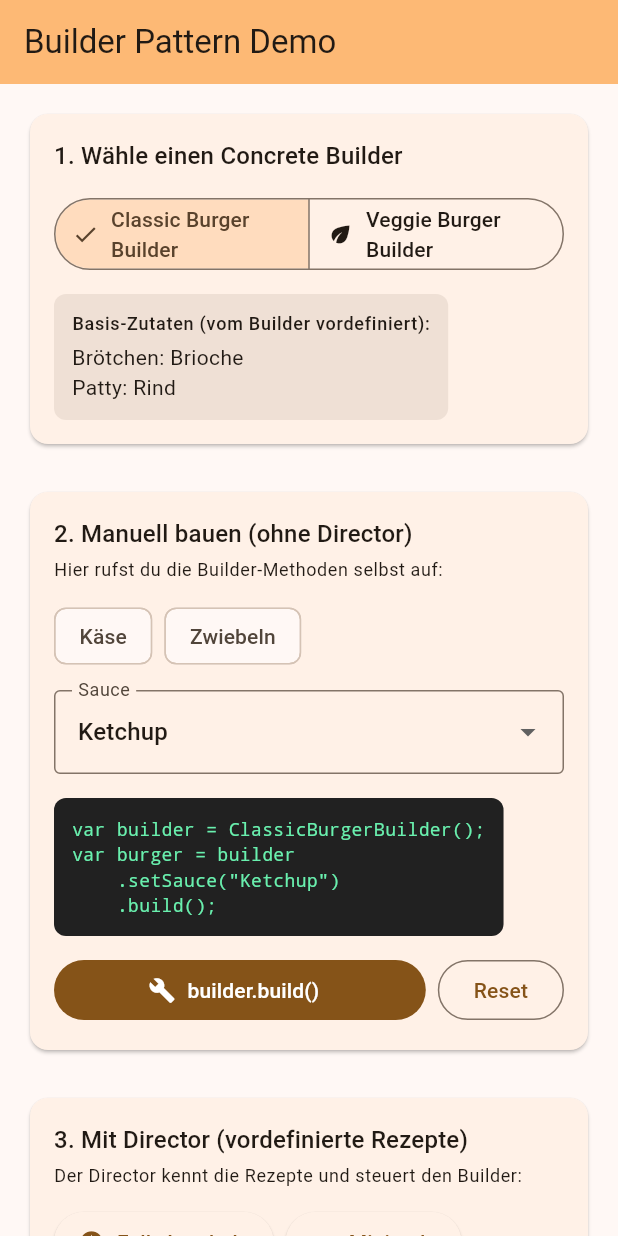
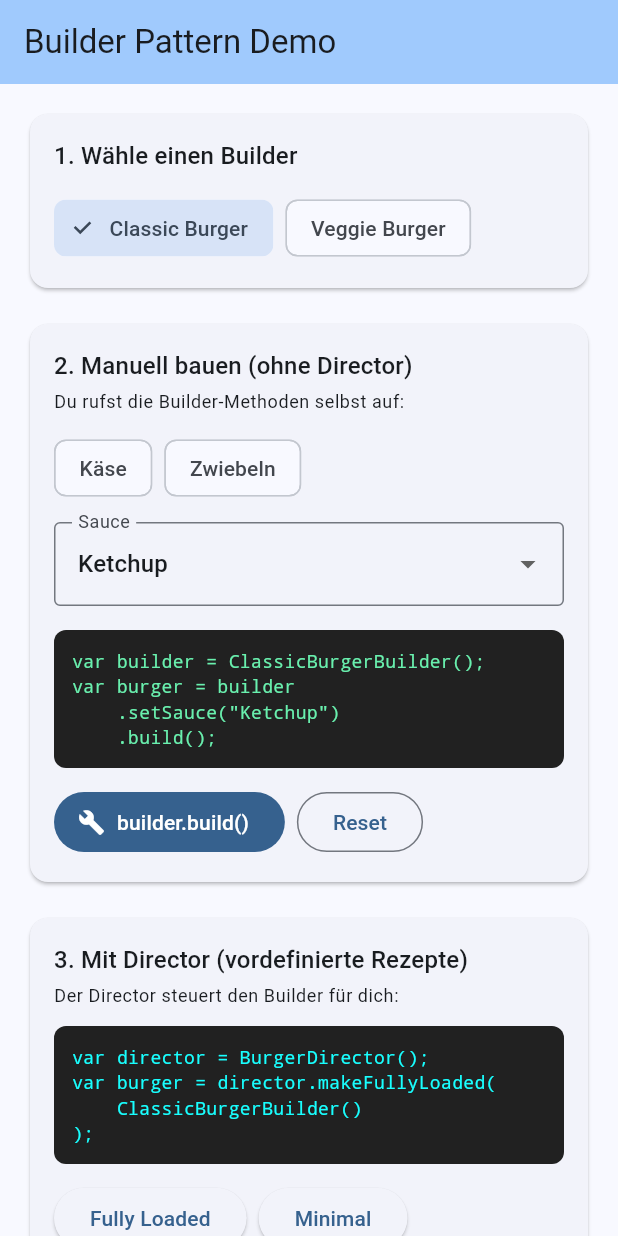
Before and after one commit to Bachelor-MMB7/builder-pattern-demo, a Flutter app: the screen it shows after launch, on a phone screen of 412 x 824 dp. Run offline on Flutter 3.47's test engine with Material 3 defaults, Android fonts, the light colour scheme and no system bars.

Commit message:
Enhance Burger Builder UI: implement manual burger creation, update builder selection, and improve code preview functionality

```diff
--- a/lib/main.dart
+++ b/lib/main.dart
@@ -6,10 +6,12 @@ void main() {
 }
 
 // Stateless because no reloading of the page is needed, no changes of UI or button text
-// Button-Text ändert sich von "Bestellen" → "Bestellt ✓"
 class BuilderPatternDemoApp extends StatelessWidget {
+
+  // fragen
   const BuilderPatternDemoApp({super.key});
 
+  // Erstellung UI-Objekt
   @override
   Widget build(BuildContext context) {
     return MaterialApp(
@@ -17,7 +19,7 @@ class BuilderPatternDemoApp extends StatelessWidget {
       debugShowCheckedModeBanner: false,
       theme: ThemeData(
         colorScheme: ColorScheme.fromSeed(
-          seedColor: Colors.orange,
+          seedColor: Colors.blue,
           brightness: Brightness.light,
         ),
         useMaterial3: true,
@@ -27,6 +29,7 @@ class BuilderPatternDemoApp extends StatelessWidget {
   }
 }
 
+// Start screen erbt State von StatefulWidget, um State zu erstellen
 class BurgerBuilderPage extends StatefulWidget {
   const BurgerBuilderPage({super.key});
 
@@ -35,77 +38,48 @@ class BurgerBuilderPage extends StatefulWidget {
 }
 
 class _BurgerBuilderPageState extends State<BurgerBuilderPage> {
-  final List<BurgerBuilder> _builders = [
-    ClassicBurgerBuilder(),
-    VeggieBurgerBuilder(),
-  ];
-
-  final BurgerDirector _director = BurgerDirector();
-
-  int _selectedBuilderIndex = 0;
-
-  BurgerBuilder get _currentBuilder => _builders[_selectedBuilderIndex];
-
+  // State-Variablen
+  bool _isVeggie = false;
   bool _cheese = false;
   bool _onions = false;
   String _sauce = 'Ketchup';
+  final List<Burger> _createdBurgers = [];
+  final BurgerDirector _director = BurgerDirector();
 
-  final List<Burger> _createdBurgers = [];
-
-  final List<String> _sauces = ['Ketchup', 'Mayo', 'BBQ'];
-
-  void _resetToppings() {
-    setState(() {
-      _cheese = false;
-      _onions = false;
-      _sauce = 'Ketchup';
-    });
-  }
-
+  // Manuell Burger bauen (ohne Director)
   Burger _buildBurgerManually() {
-    final builder = _selectedBuilderIndex == 0
-        ? ClassicBurgerBuilder()
-        : VeggieBurgerBuilder();
-
+    final builder = _isVeggie ? VeggieBurgerBuilder() : ClassicBurgerBuilder();
     builder.reset();
     if (_cheese) builder.setCheese();
     if (_onions) builder.setOnions();
     builder.setSauce(_sauce);
-
     return builder.build();
   }
 
+  // Code Preview für manuelles Bauen
+  String _getCodePreview() {
+    final builderName = _isVeggie ? 'VeggieBurgerBuilder' : 'ClassicBurgerBuilder';
+    final methods = <String>[];
+    if (_cheese) methods.add('.setCheese()');
+    if (_onions) methods.add('.setOnions()');
+    methods.add('.setSauce("$_sauce")');
+
+    return 'var builder = $builderName();\n'
+           'var burger = builder\n'
+           '    ${methods.join('\n    ')}\n'
+           '    .build();';
+  }
+
+  // UI needs to be updated, therefore setState
   void _addBurger(Burger burger) {
     setState(() {
-      _createdBurgers.add(burger);
+      _createdBurgers.add(burger); // fügt den erstellten Burger der Liste hinzu
     });
   }
 
-  void _useDirectorRecipe(String recipeName) {
-    final builder = _selectedBuilderIndex == 0
-        ? ClassicBurgerBuilder()
-        : VeggieBurgerBuilder();
-
-    Burger burger;
-    switch (recipeName) {
-      case 'fullyLoaded':
-        burger = _director.makeFullyLoaded(builder);
-        break;
-      case 'minimal':
-        burger = _director.makeMinimal(builder);
-        break;
-      case 'classic':
-        burger = _director.makeClassicCombo(builder);
-        break;
-      default:
-        return;
-    }
-
-    _addBurger(burger);
-    _showSnackBar('Director hat "$recipeName" Burger erstellt!');
-  }
-
   void _showSnackBar(String message) {
+    // Start from here -> .of(context) searches upwards the tree for the
+    // ScaffoldMessenger in Scaffold and tells it to show the SnackBar
     ScaffoldMessenger.of(context).showSnackBar(
       SnackBar(
         content: Text(message),
@@ -127,78 +101,52 @@ class _BurgerBuilderPageState extends State<BurgerBuilderPage> {
         child: Column(
           crossAxisAlignment: CrossAxisAlignment.stretch,
           children: [
-            _buildBuilderSelector(),
-            const SizedBox(height: 24),
-            _buildManualBuilderSection(),
-            const SizedBox(height: 24),
-            _buildDirectorSection(),
-            const SizedBox(height: 24),
-            _buildCreatedBurgersSection(),
-          ],
-        ),
-      ),
-    );
-  }
-
-  Widget _buildBuilderSelector() {
-    return Card(
+            // === 1. Builder Auswahl ===
+            Card(
               child: Padding(
                 padding: const EdgeInsets.all(16),
                 child: Column(
                   crossAxisAlignment: CrossAxisAlignment.start,
                   children: [
                     Text(
-              '1. Wähle einen Concrete Builder',
+                      '1. Wähle einen Builder',
                       style: Theme.of(context).textTheme.titleMedium,
                     ),
                     const SizedBox(height: 12),
-            SegmentedButton<int>(
-              segments: _builders.asMap().entries.map((entry) {
-                final builder = entry.value;
-                return ButtonSegment(
-                  value: entry.key,
-                  label: Text(builder.builderName),
-                  icon: Icon(
-                    entry.key == 0 ? Icons.restaurant : Icons.eco,
+                    Row(
+                      children: [
+                        ChoiceChip(
+                          label: const Text('Classic Burger'),
+                          selected: !_isVeggie,
+                          onSelected: (_) => setState(() {
+                            _isVeggie = false;
+                            _cheese = false;
+                            _onions = false;
+                            _sauce = 'Ketchup';
+                          }),
                         ),
-                );
-              }).toList(),
-              selected: {_selectedBuilderIndex},
-              onSelectionChanged: (selection) {
-                setState(() {
-                  _selectedBuilderIndex = selection.first;
-                  _resetToppings();
-                });
-              },
+                        const SizedBox(width: 8),
+                        ChoiceChip(
+                          label: const Text('Veggie Burger'),
+                          selected: _isVeggie,
+                          onSelected: (_) => setState(() {
+                            _isVeggie = true;
+                            _cheese = false;
+                            _onions = false;
+                            _sauce = 'Ketchup';
+                          }),
                         ),
-            const SizedBox(height: 12),
-            Container(
-              padding: const EdgeInsets.all(12),
-              decoration: BoxDecoration(
-                color: Theme.of(context).colorScheme.surfaceContainerHighest,
-                borderRadius: BorderRadius.circular(8),
-              ),
-              child: Column(
-                crossAxisAlignment: CrossAxisAlignment.start,
-                children: [
-                  Text(
-                    'Basis-Zutaten (vom Builder vordefiniert):',
-                    style: Theme.of(context).textTheme.labelMedium,
-                  ),
-                  const SizedBox(height: 4),
-                  Text('Brötchen: ${_currentBuilder.bunType}'),
-                  Text('Patty: ${_currentBuilder.pattyType}'),
                       ],
-              ),
                     ),
                   ],
                 ),
               ),
-    );
-  }
+            ),
 
-  Widget _buildManualBuilderSection() {
-    return Card(
+            const SizedBox(height: 16),
+
+            // === 2. Manuell bauen (ohne Director) ===
+            Card(
               child: Padding(
                 padding: const EdgeInsets.all(16),
                 child: Column(
@@ -210,51 +158,55 @@ class _BurgerBuilderPageState extends State<BurgerBuilderPage> {
                     ),
                     const SizedBox(height: 4),
                     Text(
-              'Hier rufst du die Builder-Methoden selbst auf:',
+                      'Du rufst die Builder-Methoden selbst auf:',
                       style: Theme.of(context).textTheme.bodySmall,
                     ),
                     const SizedBox(height: 12),
+                    // Toppings
                     Wrap(
                       spacing: 8,
-              runSpacing: 8,
                       children: [
                         FilterChip(
                           label: const Text('Käse'),
-                  selected: _cheese,
-                  onSelected: (value) => setState(() => _cheese = value),
+                          selected: _cheese, // sagt aktuellen Status (true/false), Flutter merkt der Chip wurde angeklickt und führt onSelected aus
+                          onSelected: (val) => setState(() => _cheese = val), // val wird von Flutter berechnet und übergibt das Gegenteil (true/false), setState ruft sofort danach build() neu auf
                         ),
                         FilterChip(
                           label: const Text('Zwiebeln'),
                           selected: _onions,
-                  onSelected: (value) => setState(() => _onions = value),
+                          onSelected: (val) => setState(() => _onions = val),
                         ),
                       ],
                     ),
                     const SizedBox(height: 12),
+                    // Sauce Dropdown
                     DropdownButtonFormField<String>(
                       value: _sauce,
                       decoration: const InputDecoration(
                         labelText: 'Sauce',
                         border: OutlineInputBorder(),
                       ),
-              items: _sauces.map((sauce) {
-                return DropdownMenuItem(value: sauce, child: Text(sauce));
-              }).toList(),
+                      items: ['Ketchup', 'Mayo', 'BBQ'].map((sauce) {
+                        return DropdownMenuItem(value: sauce, child: Text(sauce)); // map() startet eine Schleife und erstellt für jede Sauce ein DropdownMenuItem
+                      }).toList(), // toList() wandelt das Ergebnis von map() in eine Liste um
+
+                      // value = die Sauce die der User ausgewählt hat (Flutter erkennt/ermittelt den Klick und gibt den Wert des angeklickten Items zurück)
+                      // Wenn nicht null, speichere den ausgewählten Wert in _sauce.
                       onChanged: (value) {
-                if (value != null) {
-                  setState(() => _sauce = value);
-                }
+                        if (value != null) setState(() => _sauce = value);
                       },
                     ),
                     const SizedBox(height: 16),
+                    // Code Preview
                     Container(
+                      width: double.infinity,
                       padding: const EdgeInsets.all(12),
                       decoration: BoxDecoration(
                         color: Colors.grey[900],
                         borderRadius: BorderRadius.circular(8),
                       ),
                       child: Text(
-                _buildCodePreview(),
+                        _getCodePreview(),
                         style: const TextStyle(
                           fontFamily: 'monospace',
                           fontSize: 12,
@@ -262,23 +214,28 @@ class _BurgerBuilderPageState extends State<BurgerBuilderPage> {
                         ),
                       ),
                     ),
+                    // builder.build() Button
                     const SizedBox(height: 12),
                     Row(
                       children: [
-                Expanded(
-                  child: FilledButton.icon(
+                        FilledButton.icon( // Button für die builder.build() Methode
                           onPressed: () {
-                      final burger = _buildBurgerManually();
-                      _addBurger(burger);
+                            final burger = _buildBurgerManually(); // baut den Burger manuell
+                            _addBurger(burger);                       // fügt den erstellten Burger der Liste hinzu
                             _showSnackBar('Burger manuell erstellt!');
                           },
                           icon: const Icon(Icons.build),
                           label: const Text('builder.build()'),
                         ),
-                ),
                         const SizedBox(width: 8),
                         OutlinedButton(
-                  onPressed: _resetToppings,
+                          onPressed: () {
+                            setState(() {
+                              _cheese = false;
+                              _onions = false;
+                              _sauce = 'Ketchup';
+                            });
+                          },
                           child: const Text('Reset'),
                         ),
                       ],
@@ -286,27 +243,12 @@ class _BurgerBuilderPageState extends State<BurgerBuilderPage> {
                   ],
                 ),
               ),
-    );
-  }
+            ),
 
-  String _buildCodePreview() {
-    final builderName = _selectedBuilderIndex == 0
-        ? 'ClassicBurgerBuilder'
-        : 'VeggieBurgerBuilder';
+            const SizedBox(height: 16),
 
-    final methods = <String>[];
-    if (_cheese) methods.add('.setCheese()');
-    if (_onions) methods.add('.setOnions()');
-    methods.add('.setSauce("$_sauce")');
-
-    return 'var builder = $builderName();\n'
-        'var burger = builder\n'
-        '    ${methods.join('\n    ')}\n'
-        '    .build();';
-  }
-
-  Widget _buildDirectorSection() {
-    return Card(
+            // === 3. Mit Director ===
+            Card(
               child: Padding(
                 padding: const EdgeInsets.all(16),
                 child: Column(
@@ -318,21 +260,13 @@ class _BurgerBuilderPageState extends State<BurgerBuilderPage> {
                     ),
                     const SizedBox(height: 4),
                     Text(
-              'Der Director kennt die Rezepte und steuert den Builder:',
+                      'Der Director steuert den Builder für dich:',
                       style: Theme.of(context).textTheme.bodySmall,
                     ),
                     const SizedBox(height: 12),
-            Wrap(
-              spacing: 8,
-              runSpacing: 8,
-              children: [
-                _buildDirectorButton('Fully Loaded', 'fullyLoaded', Icons.stars),
-                _buildDirectorButton('Minimal', 'minimal', Icons.minimize),
-                _buildDirectorButton('Classic Combo', 'classic', Icons.thumb_up),
-              ],
-            ),
-            const SizedBox(height: 12),
+                    // Code Preview
                     Container(
+                      width: double.infinity,
                       padding: const EdgeInsets.all(12),
                       decoration: BoxDecoration(
                         color: Colors.grey[900],
@@ -350,22 +284,43 @@ class _BurgerBuilderPageState extends State<BurgerBuilderPage> {
                         ),
                       ),
                     ),
+                    const SizedBox(height: 12),
+                    Wrap(
+                      spacing: 8,
+                      children: [
+                        ElevatedButton(
+                          onPressed: () {
+                            final builder = _isVeggie
+                                ? VeggieBurgerBuilder()
+                                : ClassicBurgerBuilder();
+                            final burger = _director.makeFullyLoaded(builder);
+                            _addBurger(burger);
+                            _showSnackBar('Director: Fully Loaded!');
+                          },
+                          child: const Text('Fully Loaded'),
+                        ),
+                        ElevatedButton(
+                          onPressed: () {
+                            final builder = _isVeggie
+                                ? VeggieBurgerBuilder()
+                                : ClassicBurgerBuilder();
+                            final burger = _director.makeMinimal(builder);
+                            _addBurger(burger);
+                            _showSnackBar('Director: Minimal!');
+                          },
+                          child: const Text('Minimal'),
+                        ),
+                      ],
+                    ),
                   ],
                 ),
               ),
-    );
-  }
+            ),
 
-  Widget _buildDirectorButton(String label, String recipe, IconData icon) {
-    return ElevatedButton.icon(
-      onPressed: () => _useDirectorRecipe(recipe),
-      icon: Icon(icon, size: 18),
-      label: Text(label),
-    );
-  }
+            const SizedBox(height: 16),
 
-  Widget _buildCreatedBurgersSection() {
-    return Card(
+            // === 4. Erstellte Burger ===
+            Card(
               child: Padding(
                 padding: const EdgeInsets.all(16),
                 child: Column(
@@ -375,61 +330,50 @@ class _BurgerBuilderPageState extends State<BurgerBuilderPage> {
                       mainAxisAlignment: MainAxisAlignment.spaceBetween,
                       children: [
                         Text(
-                  'Erstellte Burger (${_createdBurgers.length})',
+                          'Erstellte Burger (${_createdBurgers.length})', // Anzahl der erstellten Burger
                           style: Theme.of(context).textTheme.titleMedium,
-                ),
-                if (_createdBurgers.isNotEmpty)
-                  TextButton(
-                    onPressed: () {
-                      setState(() => _createdBurgers.clear());
-                    },
-                    child: const Text('Alle löschen'),
                         ),
                       ],
                     ),
-            const SizedBox(height: 12),
+                    const SizedBox(height: 8),
                     if (_createdBurgers.isEmpty)
-              Container(
-                padding: const EdgeInsets.all(24),
-                alignment: Alignment.center,
-                child: Text(
-                  'Noch keine Burger erstellt.\n'
-                  'Nutze den Builder oder Director!',
-                  textAlign: TextAlign.center,
-                  style: Theme.of(context).textTheme.bodyMedium?.copyWith(
-                        color: Theme.of(context).colorScheme.outline,
+                      Text(
+                        'Noch keine Burger erstellt.',
+                        style: TextStyle(color: Theme.of(context).colorScheme.outline),
+                      )
+                    /// List.generate geht automatisch durch alle Burger in der Liste und generiert für jeden erstellten Burger ein ListTile
+                    // List.generate(3, (index) { ... })
+                      //                 ↓
+                      // Durchgang 1: index = 0 → _createdBurgers[0] → Baue ListTile für Burger an Position 0
+                      // Durchgang 2: index = 1 → _createdBurgers[1] → Baue ListTile für Burger an Position 1
+                      // Durchgang 3: index = 2 → _createdBurgers[2] → Baue ListTile für Burger an Position 2
+                      // ... (spread operator) packt alle generierten ListTiles hier aus
+                    else
+                      ...List.generate(_createdBurgers.length, (index) { // .. sorgt dafür dass die Liste der ListTile-Widgets ([Widget, Widget, Widget],  // ← Flutter sagt eine Liste mit ListTiles ist kein Widget! -> Fehler) hier "ausgepackt" wird. Flutter's Regel ist einfach: children = nur Widgets, keine Listen. So wurde es designed.
+                        // List.generate baut jedes einzelne ListTile komplett fertig → ... packt sie aus der Liste aus damit die ListTile Widgets nicht mehr in einer Liste verpackt sind → children zeigt sie an.
+                        // die ListTiles wurden dann schon alle gebaut und müssen nur noch ausgepackt werden durch ... weil sie noch in einer Liste sind und Flutter nur Widgets in children akzeptiert
+                        // nun sind sie in children als einzelne Widgets vorhanden und children zeigt sie an
+
+
+                        final burger = _createdBurgers[index]; // Hole den Burger an der aktuellen Position → _createdBurgers[0]
+                        return ListTile(
+                          contentPadding: EdgeInsets.zero,
+                          leading: CircleAvatar(
+                            backgroundColor: Theme.of(context).colorScheme.primaryContainer,
+                            child: Text('${index + 1}'), // Nummerierung der Burger
                           ),
-                ),
-              )
-            else
-              ListView.separated(
-                shrinkWrap: true,
-                physics: const NeverScrollableScrollPhysics(),
-                itemCount: _createdBurgers.length,
-                separatorBuilder: (_, __) => const Divider(),
-                itemBuilder: (context, index) {
-                  final burger = _createdBurgers[index];
-                  return ListTile(
-                    leading: CircleAvatar(
-                      backgroundColor:
-                          Theme.of(context).colorScheme.primaryContainer,
-                      child: Text('${index + 1}'),
-                    ),
-                    title: Text(
-                      '${burger.bun}-${burger.patty} Burger',
-                      style: const TextStyle(fontWeight: FontWeight.bold),
-                    ),
-                    subtitle: Text(burger.getDescription()),
+                          title: Text(burger.getDescription()), // Zeige die Beschreibung des Burgers an
                           trailing: IconButton(
                             icon: const Icon(Icons.delete_outline),
                             onPressed: () {
-                        setState(() {
-                          _createdBurgers.removeAt(index);
-                        });
+                              setState(() => _createdBurgers.removeAt(index)); // Zum Objekt wurde noch an der gegebenen Position ein LöschButton hinzugefügt
                             },
                           ),
                         );
-                },
+                      }),
+                  ],
+                ),
+              ),
             ),
           ],
         ),
```
Lines whose indentation alone changed are shown as unchanged.
